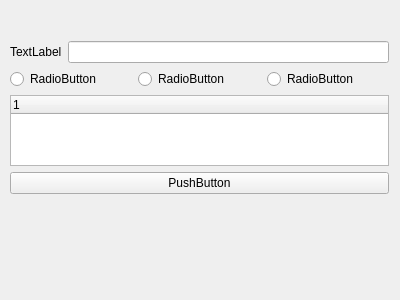
Old version of the form mainwindow.ui in the repository ahmetarslandemirci/netscan.
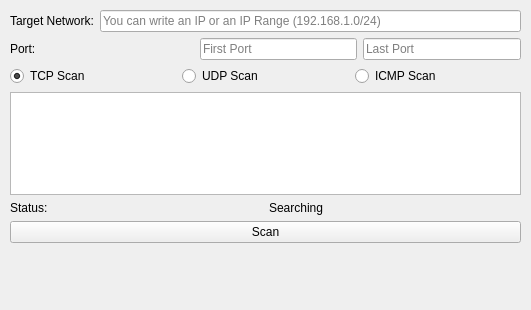
New version of the form.

Commit message: added scanner class and updated gui

Diff of the .ui file:
```diff
--- a/mainwindow.ui
+++ b/mainwindow.ui
@@ -6,8 +6,8 @@
    <rect>
     <x>0</x>
     <y>0</y>
-    <width>400</width>
-    <height>300</height>
+    <width>531</width>
+    <height>310</height>
    </rect>
   </property>
   <property name="windowTitle">
@@ -17,24 +17,78 @@
    <widget class="QWidget" name="verticalLayoutWidget">
     <property name="geometry">
      <rect>
-      <x>-1</x>
-      <y>30</y>
-      <width>401</width>
-      <height>175</height>
+      <x>0</x>
+      <y>0</y>
+      <width>531</width>
+      <height>253</height>
      </rect>
     </property>
     <layout class="QVBoxLayout" name="verticalLayout">
+     <property name="leftMargin">
+      <number>10</number>
+     </property>
+     <property name="topMargin">
+      <number>10</number>
+     </property>
+     <property name="rightMargin">
+      <number>10</number>
+     </property>
+     <property name="bottomMargin">
+      <number>10</number>
+     </property>
      <item>
       <layout class="QHBoxLayout" name="horizontalLayout">
        <item>
         <widget class="QLabel" name="label">
          <property name="text">
-          <string>TextLabel</string>
+          <string>Target Network:</string>
          </property>
         </widget>
        </item>
        <item>
-        <widget class="QLineEdit" name="lineEdit"/>
+        <widget class="QLineEdit" name="lineEditIP">
+         <property name="placeholderText">
+          <string>You can write an IP or an IP Range (192.168.1.0/24)</string>
+         </property>
+        </widget>
+       </item>
+      </layout>
+     </item>
+     <item>
+      <layout class="QHBoxLayout" name="horizontalLayoutPorts">
+       <item>
+        <widget class="QLabel" name="labelPort">
+         <property name="text">
+          <string>Port:</string>
+         </property>
+        </widget>
+       </item>
+       <item>
+        <spacer name="horizontalSpacer">
+         <property name="orientation">
+          <enum>Qt::Horizontal</enum>
+         </property>
+         <property name="sizeHint" stdset="0">
+          <size>
+           <width>40</width>
+           <height>20</height>
+          </size>
+         </property>
+        </spacer>
+       </item>
+       <item>
+        <widget class="QLineEdit" name="lineEditPortFirst">
+         <property name="placeholderText">
+          <string>First Port</string>
+         </property>
+        </widget>
+       </item>
+       <item>
+        <widget class="QLineEdit" name="lineEditPortLast">
+         <property name="placeholderText">
+          <string>Last Port</string>
+         </property>
+        </widget>
        </item>
       </layout>
      </item>
@@ -43,21 +97,24 @@
        <item>
         <widget class="QRadioButton" name="radioButton_3">
          <property name="text">
-          <string>RadioButton</string>
+          <string>TCP Scan</string>
          </property>
+         <property name="checked">
+          <bool>true</bool>
+         </property>
         </widget>
        </item>
        <item>
         <widget class="QRadioButton" name="radioButton_2">
          <property name="text">
-          <string>RadioButton</string>
+          <string>UDP Scan</string>
          </property>
         </widget>
        </item>
        <item>
         <widget class="QRadioButton" name="radioButton">
          <property name="text">
-          <string>RadioButton</string>
+          <string>ICMP Scan</string>
          </property>
         </widget>
        </item>
@@ -65,6 +122,9 @@
      </item>
      <item>
       <widget class="QTreeWidget" name="treeWidget">
+       <attribute name="headerVisible">
+        <bool>false</bool>
+       </attribute>
        <column>
         <property name="text">
          <string notr="true">1</string>
@@ -73,9 +133,27 @@
       </widget>
      </item>
      <item>
-      <widget class="QPushButton" name="pushButton">
+      <layout class="QHBoxLayout" name="horizontalLayout_4">
+       <item>
+        <widget class="QLabel" name="labelStatus">
+         <property name="text">
+          <string>Status:</string>
+         </property>
+        </widget>
+       </item>
+       <item>
+        <widget class="QLabel" name="labelStatusValue">
+         <property name="text">
+          <string>Searching</string>
+         </property>
+        </widget>
+       </item>
+      </layout>
+     </item>
+     <item>
+      <widget class="QPushButton" name="pushButtonScan">
        <property name="text">
-        <string>PushButton</string>
+        <string>Scan</string>
        </property>
       </widget>
      </item>
```
Left out of the diff: 8 changed lines with no effect on the pictures. The commit also changes 5 other files.
